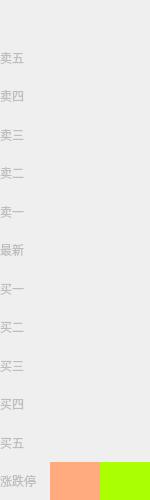
Before: the Qt Designer form gui_market.ui in Wade-Lee/selling, drawn with Qt 5.
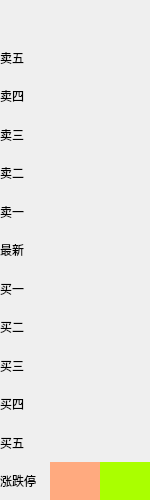
After: the same form once the commit is applied.

Diff of the .ui file:
```diff
--- a/gui_market.ui
+++ b/gui_market.ui
@@ -3,7 +3,7 @@
  <class>GuiMarket</class>
  <widget class="QWidget" name="GuiMarket">
   <property name="enabled">
-   <bool>false</bool>
+   <bool>true</bool>
   </property>
   <property name="geometry">
    <rect>
@@ -40,6 +40,9 @@
    </property>
    <item row="4" column="0">
     <widget class="QLabel" name="ask3">
+     <property name="enabled">
+      <bool>true</bool>
+     </property>
      <property name="text">
       <string>卖三</string>
      </property>
@@ -99,6 +102,9 @@
    </item>
    <item row="2" column="0">
     <widget class="QLabel" name="ask5">
+     <property name="enabled">
+      <bool>true</bool>
+     </property>
      <property name="maximumSize">
       <size>
        <width>16777215</width>
@@ -132,6 +138,9 @@
    </item>
    <item row="3" column="0">
     <widget class="QLabel" name="ask4">
+     <property name="enabled">
+      <bool>true</bool>
+     </property>
      <property name="text">
       <string>卖四</string>
      </property>
@@ -139,6 +148,9 @@
    </item>
    <item row="10" column="0">
     <widget class="QLabel" name="bid2">
+     <property name="enabled">
+      <bool>true</bool>
+     </property>
      <property name="text">
       <string>买二</string>
      </property>
@@ -146,6 +158,9 @@
    </item>
    <item row="13" column="0">
     <widget class="QLabel" name="bid5">
+     <property name="enabled">
+      <bool>true</bool>
+     </property>
      <property name="text">
       <string>买五</string>
      </property>
@@ -163,6 +178,9 @@
    </item>
    <item row="11" column="0">
     <widget class="QLabel" name="bid3">
+     <property name="enabled">
+      <bool>true</bool>
+     </property>
      <property name="text">
       <string>买三</string>
      </property>
@@ -178,7 +196,7 @@
    <item row="7" column="0">
     <widget class="QLabel" name="ask1">
      <property name="enabled">
-      <bool>false</bool>
+      <bool>true</bool>
      </property>
      <property name="text">
       <string>卖一</string>
@@ -187,6 +205,9 @@
    </item>
    <item row="9" column="0">
     <widget class="QLabel" name="bid1">
+     <property name="enabled">
+      <bool>true</bool>
+     </property>
      <property name="text">
       <string>买一</string>
      </property>
@@ -228,6 +249,9 @@
    </item>
    <item row="5" column="0">
     <widget class="QLabel" name="ask2">
+     <property name="enabled">
+      <bool>true</bool>
+     </property>
      <property name="text">
       <string>卖二</string>
      </property>
@@ -286,6 +310,9 @@
    </item>
    <item row="8" column="0">
     <widget class="QLabel" name="lastPriceName">
+     <property name="enabled">
+      <bool>true</bool>
+     </property>
      <property name="text">
       <string>最新</string>
      </property>
@@ -293,6 +320,9 @@
    </item>
    <item row="12" column="0">
     <widget class="QLabel" name="bid4">
+     <property name="enabled">
+      <bool>true</bool>
+     </property>
      <property name="text">
       <string>买四</string>
      </property>
@@ -317,6 +347,9 @@
    </item>
    <item row="14" column="0">
     <widget class="QLabel" name="ceilingPriceName">
+     <property name="enabled">
+      <bool>true</bool>
+     </property>
      <property name="text">
       <string>涨跌停</string>
      </property>
```
Left out of the diff: 36 changed lines with no effect on the pictures.
